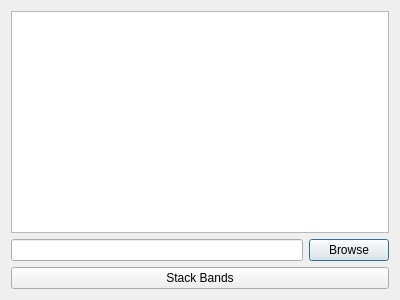
Above: band_stacker_dialog_base.ui from Mirjan-Ali-Sha/band_stacker before the change. Below: the same form after it.
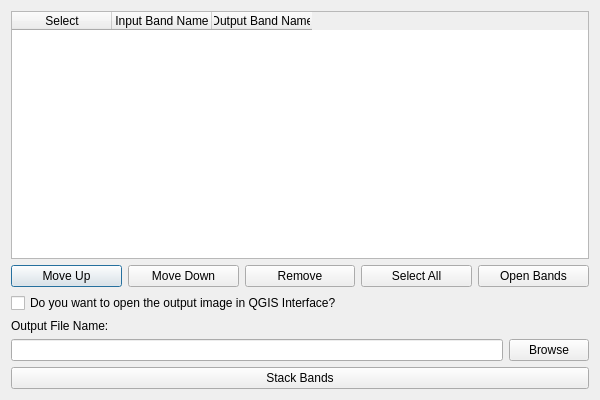
That is the form after the change.

```diff
--- a/band_stacker_dialog_base.ui
+++ b/band_stacker_dialog_base.ui
@@ -6,8 +6,8 @@
    <rect>
     <x>0</x>
     <y>0</y>
-    <width>400</width>
-    <height>300</height>
+    <width>600</width>
+    <height>400</height>
    </rect>
   </property>
   <property name="windowTitle">
@@ -15,10 +15,79 @@
   </property>
   <layout class="QVBoxLayout" name="verticalLayout">
    <item>
-    <widget class="QListWidget" name="layerListWidget"/>
+    <widget class="QTableWidget" name="layerTableWidget">
+     <column>
+      <property name="text">
+       <string>Select</string>
+      </property>
+     </column>
+     <column>
+      <property name="text">
+       <string>Input Band Name</string>
+      </property>
+     </column>
+     <column>
+      <property name="text">
+       <string>Output Band Name</string>
+      </property>
+     </column>
+    </widget>
    </item>
    <item>
-    <layout class="QHBoxLayout">
+    <layout class="QHBoxLayout" name="horizontalLayout">
+     <item>
+      <widget class="QPushButton" name="moveUpButton">
+       <property name="text">
+        <string>Move Up</string>
+       </property>
+      </widget>
+     </item>
+     <item>
+      <widget class="QPushButton" name="moveDownButton">
+       <property name="text">
+        <string>Move Down</string>
+       </property>
+      </widget>
+     </item>
+     <item>
+      <widget class="QPushButton" name="removeButton">
+       <property name="text">
+        <string>Remove</string>
+       </property>
+      </widget>
+     </item>
+     <item>
+      <widget class="QPushButton" name="selectAllButton">
+       <property name="text">
+        <string>Select All</string>
+       </property>
+      </widget>
+     </item>
+     <item>
+      <widget class="QPushButton" name="openBandsButton">
+       <property name="text">
+        <string>Open Bands</string>
+       </property>
+      </widget>
+     </item>
+    </layout>
+   </item>
+   <item>
+    <widget class="QCheckBox" name="openInQGISCheckBox">
+     <property name="text">
+      <string>Do you want to open the output image in QGIS Interface?</string>
+     </property>
+    </widget>
+   </item>
+   <item>
+    <widget class="QLabel" name="outputFileNameLabel">
+     <property name="text">
+      <string>Output File Name:</string>
+     </property>
+    </widget>
+   </item>
+   <item>
+    <layout class="QHBoxLayout" name="outputFile">
      <item>
       <widget class="QLineEdit" name="outputFileName"/>
      </item>
```
